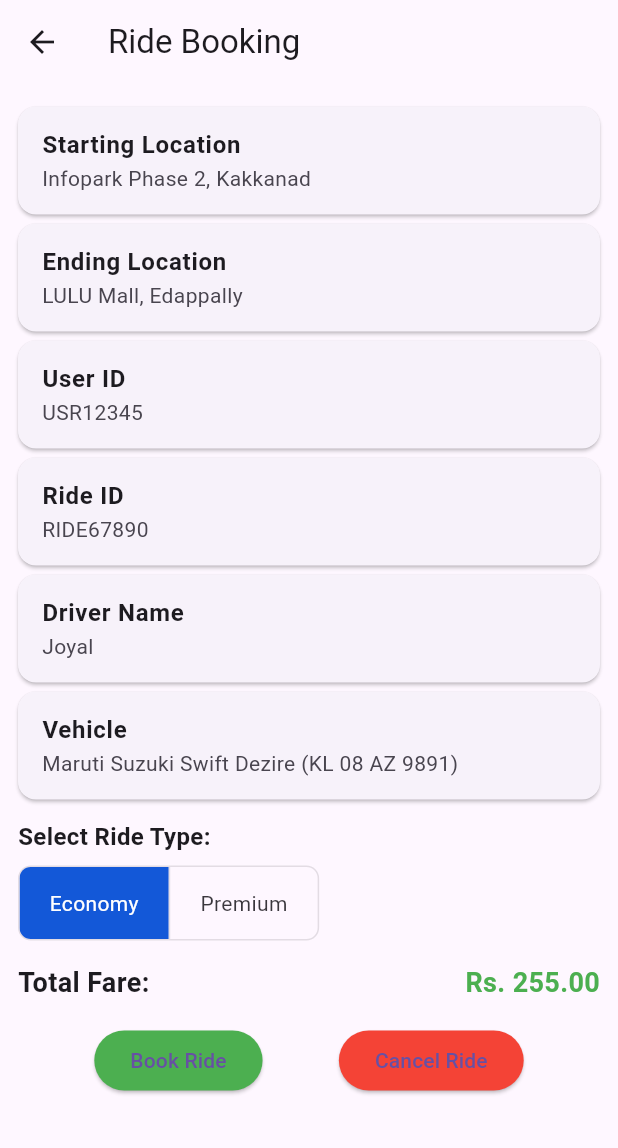
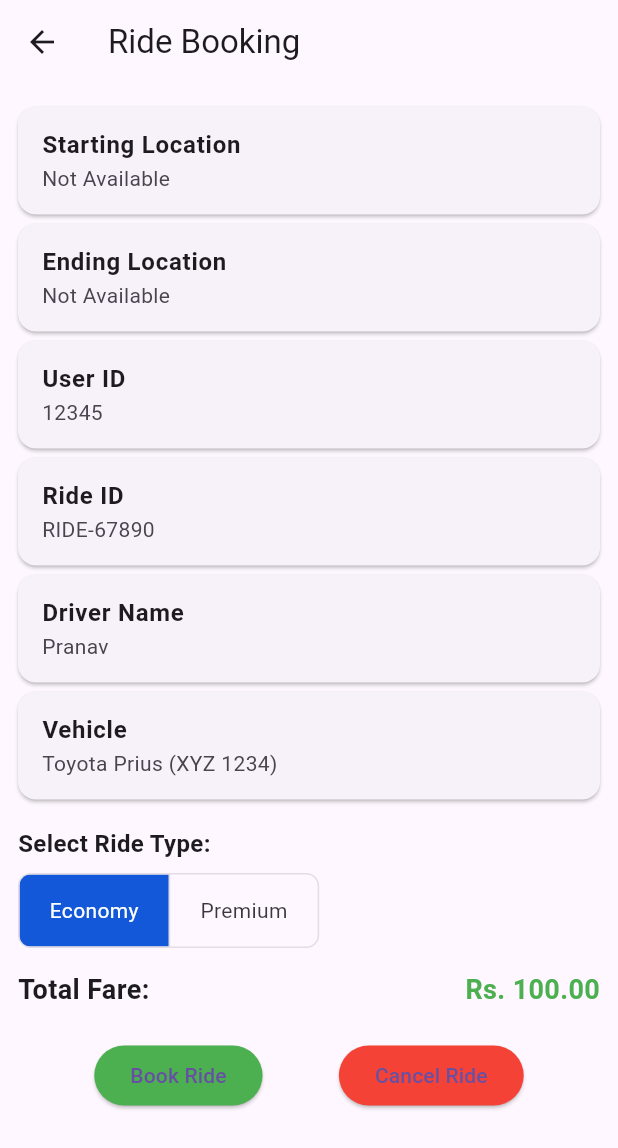
Before and after one commit to pranavedstem/GoDrive, a Flutter app: the HomeScreen screen opened directly with empty values, after a tap on "Book Ride", on a phone screen of 412 x 824 dp. Shown: the top 1148 px of the screen. Run offline on Flutter 3.47's test engine with Material 3 defaults, Android fonts, the phone set to English and light mode, and no system bars; our stand-ins replace geocoding, geolocator, google_maps_flutter; accounts and stored records are empty.

```diff
--- a/lib/models/ride_model.dart
+++ b/lib/models/ride_model.dart
@@ -1,23 +1,21 @@
-class RideModel {
-  final String userId;
-  final String rideId;
-  final String startLocation;
-  final String endLocation;
-  final String driverName;
-  final String vehicleName;
-  final String vehicleNumber;
-   double totalFare;
-  final DateTime rideDateTime;
+class Ride {
+  String startLocation;
+  String endLocation;
+  String userId;
+  String rideId;
+  String driverName;
+  String vehicleName;
+  String vehicleNumber;
+  double totalFare;
 
-  RideModel({
-    required this.userId,
-    required this.rideId,
+  Ride({
     required this.startLocation,
     required this.endLocation,
-    required this.driverName,
-    required this.vehicleName,
-    required this.vehicleNumber,
-    required this.totalFare,
-    required this.rideDateTime,
+    this.userId = "12345",
+    this.rideId = "RIDE-67890",
+    this.driverName = "Pranav",
+    this.vehicleName = "Toyota Prius",
+    this.vehicleNumber = "XYZ 1234",
+    this.totalFare = 100.0,
   });
 }
--- a/lib/view/screens/home.dart
+++ b/lib/view/screens/home.dart
@@ -2,7 +2,10 @@ import 'package:dummyprojecr/models/signupmodel.dart';
 import 'package:dummyprojecr/view/screens/home_screen.dart';
 import 'package:dummyprojecr/view/screens/profile.dart';
 import 'package:dummyprojecr/view/screens/service_screen.dart';
+
+import 'package:dummyprojecr/viewModel/home_view_model.dart';
 import 'package:flutter/material.dart';
+import 'package:provider/provider.dart';
 
 class HomeScreen extends StatefulWidget {
   final User user;
@@ -24,8 +27,11 @@ class _HomeScreenState extends State<HomeScreen> {
 
   @override
   Widget build(BuildContext context) {
+    final homeViewModel = Provider.of<HomeViewModel>(context, listen: false);
+
     final List<Widget> widgetOptions = <Widget>[
-      const Home(
+      Home(
+        viewModel: homeViewModel,
         address: '',
       ),
       const ServiceScreen(),
--- a/lib/view/screens/home_screen.dart
+++ b/lib/view/screens/home_screen.dart
@@ -1,81 +1,47 @@
+import 'package:dummyprojecr/viewModel/home_view_model.dart';
+import 'package:flutter/material.dart';
+import 'package:google_maps_flutter/google_maps_flutter.dart';
 
-import 'package:dummyprojecr/view/screens/maps.dart';
 import 'package:dummyprojecr/view/screens/ride_booking.dart';
-import 'package:flutter/material.dart';
-import 'package:geolocator/geolocator.dart';
-import 'package:geocoding/geocoding.dart';
 
-class Home extends StatefulWidget {
-  final String address;
-  const Home({super.key,
-  required this.address,
-  });
+class Home extends StatelessWidget {
+  final HomeViewModel viewModel;
 
-  @override
-  HomeState createState() => HomeState();
-}
-
-class HomeState extends State<Home> {
-  late TextEditingController addressController;
-
-  @override
-  void initState() {
-    super.initState();
-    addressController = TextEditingController(text: widget.address);
-    _getCurrentLocation();
-  }
-
-  Future<void> _getCurrentLocation() async {
-    bool serviceEnabled;
-    LocationPermission permission;
-
-    serviceEnabled = await Geolocator.isLocationServiceEnabled();
-    if (!serviceEnabled) {
-      return;
-    }
-
-    permission = await Geolocator.checkPermission();
-    if (permission == LocationPermission.denied) {
-      permission = await Geolocator.requestPermission();
-      if (permission == LocationPermission.denied) {
-        return;
-      }
-    }
-
-    if (permission == LocationPermission.deniedForever) {
-      return;
-    }
-
-    Position position = await Geolocator.getCurrentPosition(
-        // ignore: deprecated_member_use
-        desiredAccuracy: LocationAccuracy.high);
-
-    List<Placemark> placemarks =
-        await placemarkFromCoordinates(position.latitude, position.longitude);
-
-    if (placemarks.isNotEmpty) {
-      Placemark place = placemarks[0];
-      String formattedAddress =
-          "${place.street}, ${place.locality}, ${place.country}";
-      setState(() {
-        addressController.text = formattedAddress;
-      });
-    }
-  }
+  const Home({super.key, required this.viewModel, required String address});
 
   @override
   Widget build(BuildContext context) {
-    return Scaffold(
-      appBar: AppBar(
-        title: const Text('Find your Path'),
+    return Stack(
+      children: [
+        ValueListenableBuilder<LatLng?>(
+          valueListenable: viewModel.destinationNotifier,
+          builder: (context, destination, child) {
+            return GoogleMap(
+              onMapCreated: viewModel.setMapController,
+              initialCameraPosition: CameraPosition(
+                  target: viewModel.centerNotifier.value, zoom: 15.0),
+              markers: {
+                Marker(
+                  markerId: MarkerId('current_location'),
+                  position: viewModel.centerNotifier.value,
+                  infoWindow: InfoWindow(title: "Your Location"),
                 ),
-      body: Padding(
-        padding: const EdgeInsets.all(16.0),
-        child: Column(
-          children: [
-            Row(
-              children: [
-                Expanded(
+                if (destination != null)
+                  Marker(
+                    markerId: MarkerId('destination'),
+                    position: destination,
+                    infoWindow: InfoWindow(title: "Destination"),
+                  ),
+              },
+              polylines: viewModel.polylines,
+              onTap: viewModel.onMapTapped,
+            );
+          },
+        ),
+        Positioned(
+          top: 40,
+          left: 16,
+          right: 16,
           child: Card(
             shape: RoundedRectangleBorder(
               borderRadius: BorderRadius.circular(14),
@@ -87,17 +53,17 @@ class HomeState extends State<Home> {
               child: Column(
                 children: [
                   TextFormField(
-                            controller: addressController,
+                    controller: viewModel.addressController,
                     decoration: const InputDecoration(
                       labelText: 'Current Location',
-                              border: OutlineInputBorder(),
                       prefixIcon: Icon(Icons.location_on),
                     ),
                     readOnly: true,
                   ),
                   const SizedBox(height: 12),
-                          const TextField(
-                            decoration: InputDecoration(
+                  TextField(
+                    controller: viewModel.destinationController,
+                    decoration: const InputDecoration(
                       hintText: 'Where to?',
                       prefixIcon: Icon(Icons.search),
                     ),
@@ -107,35 +73,31 @@ class HomeState extends State<Home> {
             ),
           ),
         ),
-                FloatingActionButton(
+        Positioned(
+          bottom: 100,
+          right: 16,
+          child: FloatingActionButton(
+            onPressed: viewModel.getCurrentLocation,
+            child: Icon(Icons.my_location),
+          ),
+        ),
+        Positioned(
+          bottom: 20,
+          left: 70,
+          right: 70,
+          child: ElevatedButton(
             onPressed: () {
-                    Navigator.push(
-                      context,
-                      MaterialPageRoute(
-                        builder: (context) => Maps(),
+              Navigator.of(context).push(MaterialPageRoute(
+                builder: (context) => RideBookingScreen(
+                  startLocation: viewModel.addressController.text,
+                  endLocation: viewModel.destinationController.text,
                 ),
-                    );
+              ));
             },
-                  mini: true,
-                  child: const Icon(Icons.add),
+            child: Text('Book Ride'),
+          ),
         ),
       ],
-            ),
-            const SizedBox(
-              height: 16,
-            ),
-            ElevatedButton(
-                onPressed: () {
-                  Navigator.push(
-                    context,
-                    MaterialPageRoute(
-                        builder: (context) => RideBookingScreen()),
-                  );
-                },
-                child: Text('Book Ride')),
-          ],
-        ),
-      ),
     );
   }
 }
--- a/lib/view/screens/ride_booking.dart
+++ b/lib/view/screens/ride_booking.dart
@@ -1,14 +1,21 @@
-import 'package:dummyprojecr/viewModel/ride_booking_viewmodel.dart';
 import 'package:flutter/material.dart';
 import 'package:provider/provider.dart';
+import 'package:dummyprojecr/viewModel/ride_booking_viewmodel.dart';
 
 class RideBookingScreen extends StatelessWidget {
-  const RideBookingScreen({super.key});
+  final String startLocation;
+  final String endLocation;
+
+  const RideBookingScreen({
+    super.key,
+    required this.startLocation,
+    required this.endLocation,
+  });
 
   @override
   Widget build(BuildContext context) {
     return ChangeNotifierProvider(
-      create: (context) => RideBookingViewModel(),
+      create: (context) => RideBookingViewModel(startLocation, endLocation),
       child: Scaffold(
         appBar: AppBar(title: const Text("Ride Booking")),
         body: Consumer<RideBookingViewModel>(
@@ -26,8 +33,7 @@ class RideBookingScreen extends StatelessWidget {
                     buildInfoTile("Driver Name", viewModel.ride.driverName),
                     buildInfoTile("Vehicle", "${viewModel.ride.vehicleName} (${viewModel.ride.vehicleNumber})"),
 
-                    const SizedBox(height: 10),
-
+                    const SizedBox(height: 15),
                     const Text("Select Ride Type:", style: TextStyle(fontSize: 16, fontWeight: FontWeight.bold)),
                     const SizedBox(height: 8),
 
@@ -38,30 +44,24 @@ class RideBookingScreen extends StatelessWidget {
                       isSelected: [viewModel.selectedIndex == 0, viewModel.selectedIndex == 1],
                       onPressed: viewModel.updateFare,
                       children: const [
-                        Padding(
-                          padding: EdgeInsets.symmetric(horizontal: 20, vertical: 10),
-                          child: Text("Economy"),
-                        ),
-                        Padding(
-                          padding: EdgeInsets.symmetric(horizontal: 20, vertical: 10),
-                          child: Text("Premium"),
+                        Padding(padding: EdgeInsets.symmetric(horizontal: 20, vertical: 10), child: Text("Economy")),
+                        Padding(padding: EdgeInsets.symmetric(horizontal: 20, vertical: 10), child: Text("Premium")),
+                      ],
+                    ),
+
+                    const SizedBox(height: 15),
+                    Row(
+                      mainAxisAlignment: MainAxisAlignment.spaceBetween,
+                      children: [
+                        const Text("Total Fare:", style: TextStyle(fontSize: 18, fontWeight: FontWeight.bold)),
+                        Text(
+                          "Rs. ${viewModel.ride.totalFare.toStringAsFixed(2)}",
+                          style: const TextStyle(fontSize: 18, fontWeight: FontWeight.bold, color: Colors.green),
                         ),
                       ],
                     ),
 
-                    const SizedBox(height: 15),
-
-                    Row(
-                      mainAxisAlignment: MainAxisAlignment.spaceBetween,
-                      children: [
-                        const Text("Total Fare:", style: TextStyle(fontSize: 18, fontWeight: FontWeight.bold)),
-                        Text("Rs. ${viewModel.ride.totalFare.toStringAsFixed(2)}",
-                            style: const TextStyle(fontSize: 18, fontWeight: FontWeight.bold, color: Colors.green)),
-                      ],
-                    ),
-
-                    const SizedBox(height: 15),
-
+                    const SizedBox(height: 20),
                     Row(
                       mainAxisAlignment: MainAxisAlignment.spaceEvenly,
                       children: [
@@ -92,7 +92,7 @@ class RideBookingScreen extends StatelessWidget {
       margin: const EdgeInsets.symmetric(vertical: 3),
       child: ListTile(
         title: Text(title, style: const TextStyle(fontWeight: FontWeight.bold)),
-        subtitle: Text(value),
+        subtitle: Text(value.isNotEmpty ? value : "Not Available"),
       ),
     );
   }
--- a/lib/viewModel/ride_booking_viewmodel.dart
+++ b/lib/viewModel/ride_booking_viewmodel.dart
@@ -1,55 +1,27 @@
+import 'package:dummyprojecr/models/ride_model.dart';
 import 'package:flutter/material.dart';
-import 'package:dummyprojecr/models/ride_model.dart';
-import 'package:dummyprojecr/models/ride_type_model.dart';
+
 
 class RideBookingViewModel extends ChangeNotifier {
-  RideModel _ride = RideModel(
-    userId: "USR12345",
-    rideId: "RIDE67890",
-    startLocation: "Infopark Phase 2, Kakkanad",
-    endLocation: "LULU Mall, Edappally",
-    driverName: "Joyal",
-    vehicleName: "Maruti Suzuki Swift Dezire",
-    vehicleNumber: "KL 08 AZ 9891",
-    totalFare: 255,
-    rideDateTime: DateTime.now(),
-  );
+  late Ride ride;
+  int selectedIndex = 0;
 
-  List<RideType> rideTypes = [
-    RideType(type: "Economy", baseFare: 255),
-    RideType(type: "Premium", baseFare: 380),
-  ];
 
-  int _selectedIndex = 0;
-
-  RideModel get ride => _ride;
-  int get selectedIndex => _selectedIndex;
+  RideBookingViewModel(String start, String end) {
+    ride = Ride(startLocation: start, endLocation: end);
+  }
 
   void updateFare(int index) {
-    _selectedIndex = index;
-    _ride = RideModel(
-      userId: _ride.userId,
-      rideId: _ride.rideId,
-      startLocation: _ride.startLocation,
-      endLocation: _ride.endLocation,
-      driverName: _ride.driverName,
-      vehicleName: _ride.vehicleName,
-      vehicleNumber: _ride.vehicleNumber,
-      totalFare: rideTypes[index].baseFare,
-      rideDateTime: _ride.rideDateTime,
-    );
+    selectedIndex = index;
+    ride.totalFare = (index == 0) ? 100.0 : 200.0;
     notifyListeners();
   }
 
   void bookRide(BuildContext context) {
-    ScaffoldMessenger.of(context).showSnackBar(
-      const SnackBar(content: Text("Ride Booked Successfully!")),
-    );
+    ScaffoldMessenger.of(context).showSnackBar(const SnackBar(content: Text("Ride Booked Successfully!")));
   }
 
   void cancelRide(BuildContext context) {
-    ScaffoldMessenger.of(context).showSnackBar(
-      const SnackBar(content: Text("Ride Cancelled!")),
-    );
+    ScaffoldMessenger.of(context).showSnackBar(const SnackBar(content: Text("Ride Canceled!")));
   }
 }
--- a/pubspec.yaml
+++ b/pubspec.yaml
@@ -41,6 +41,9 @@ dependencies:
   flutter_polyline_points: ^2.1.0
   http: ^1.3.0
   provider: ^6.1.2
+  flutter_typeahead: ^5.2.0
+  firebase_auth: ^5.4.2
+  firebase_core: ^3.11.0
 
 dev_dependencies:
   flutter_test:
```
Also changed, not shown: lib/main.dart (+10 -2 lines), lib/viewModel/home_view_model.dart (added, +158 -0 lines), pubspec.lock, 7 other files. Lines whose indentation alone changed are shown as unchanged.
